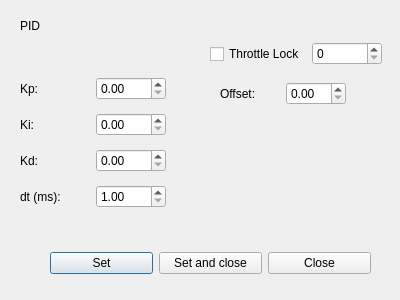
This is pid_gui.ui in Kestrel96/Tryton as Qt 5 draws it before an edit. The edited form follows.
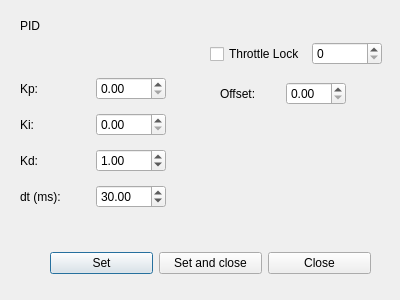
This is the edited form.

```diff
--- a/pid_gui.ui
+++ b/pid_gui.ui
@@ -70,7 +70,11 @@
      </widget>
     </item>
     <item row="2" column="1">
-     <widget class="QDoubleSpinBox" name="Kd_SpinBox"/>
+     <widget class="QDoubleSpinBox" name="Kd_SpinBox">
+      <property name="value">
+       <double>1.000000000000000</double>
+      </property>
+     </widget>
     </item>
     <item row="3" column="0">
      <widget class="QLabel" name="tauLabel">
@@ -84,6 +88,9 @@
       <property name="minimum">
        <double>1.000000000000000</double>
       </property>
+      <property name="value">
+       <double>30.000000000000000</double>
+      </property>
      </widget>
     </item>
    </layout>
```
